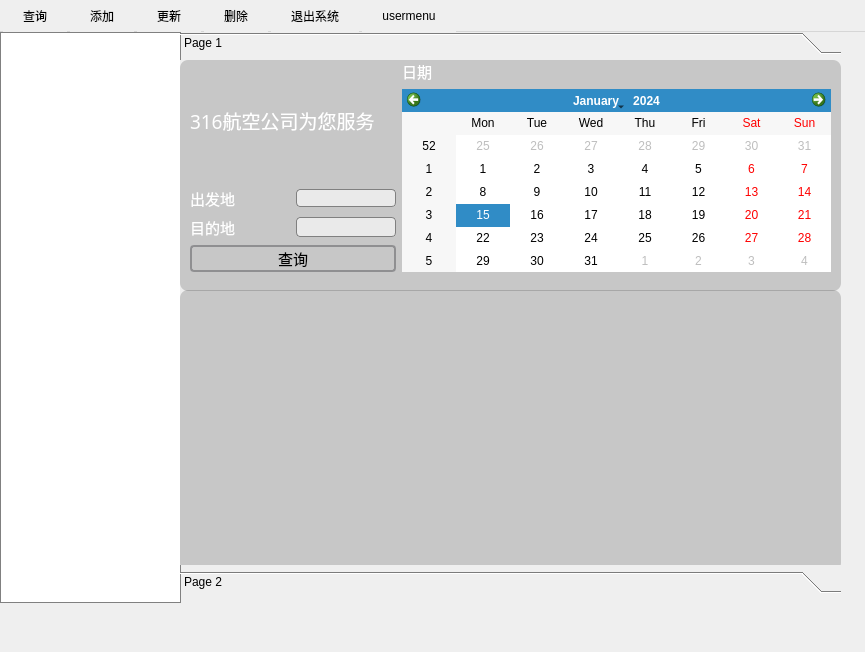
The window that MainWindow/flightmanager.ui (Greenhandyanjx/316new_flight) describes before a commit, drawn with Qt 5.
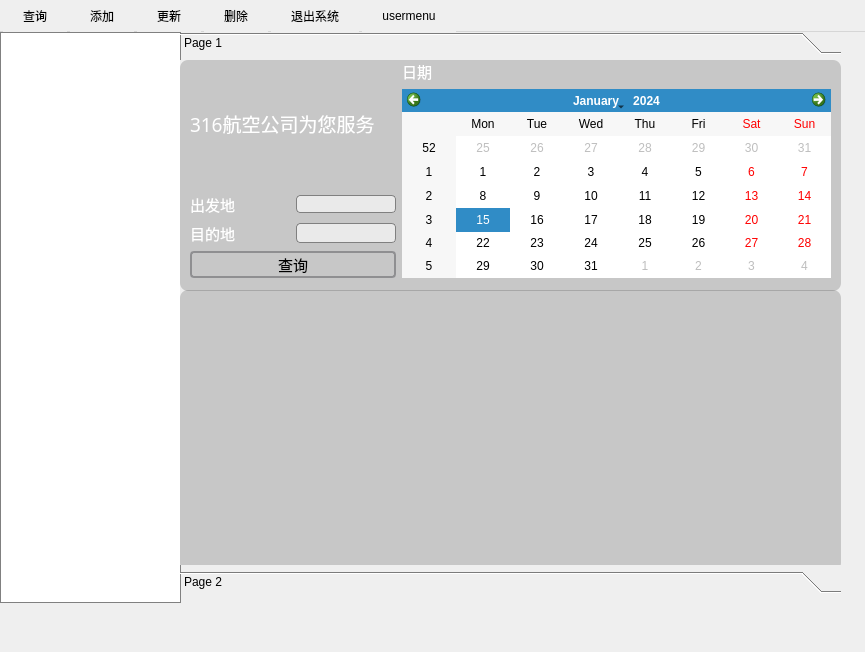
The same window after the commit. The open tabs and pages were chosen to show the change. Icons and pictures are not drawn.

Diff of the .ui file:
```diff
--- a/MainWindow/flightmanager.ui
+++ b/MainWindow/flightmanager.ui
@@ -325,7 +325,7 @@
             <x>0</x>
             <y>0</y>
             <width>661</width>
-            <height>503</height>
+            <height>493</height>
            </rect>
           </property>
           <attribute name="label">
@@ -356,7 +356,7 @@
                <x>10</x>
                <y>0</y>
                <width>641</width>
-               <height>212</height>
+               <height>218</height>
               </rect>
              </property>
              <layout class="QHBoxLayout" name="horizontalLayout_3">
```
Left out of the diff: 8 changed lines with no effect on the pictures.
